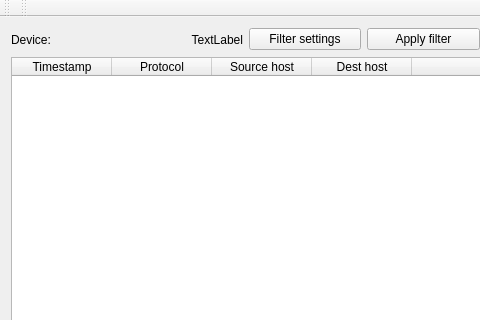
Above: mainwindow.ui from AONunan/FinalYearProject before the change; both pictures show x 0 to 480 and y 0 to 320 of the 729 by 590 pixel window. Below: the same form after it.
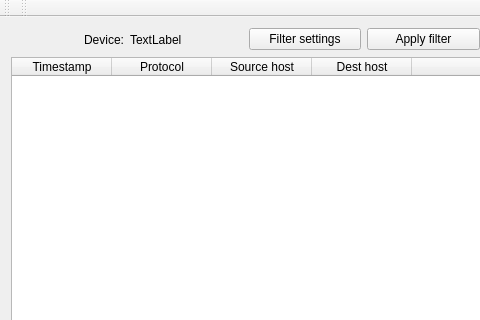
That is the form after the change.

Commit message: Added some tooltips to PacketInfoDialog window

```diff
--- a/mainwindow.ui
+++ b/mainwindow.ui
@@ -22,6 +22,9 @@
         <property name="text">
          <string>Device:</string>
         </property>
+        <property name="alignment">
+         <set>Qt::AlignRight|Qt::AlignTrailing|Qt::AlignVCenter</set>
+        </property>
        </widget>
       </item>
       <item>
@@ -36,7 +39,7 @@
          <string>TextLabel</string>
         </property>
         <property name="alignment">
-         <set>Qt::AlignRight|Qt::AlignTrailing|Qt::AlignVCenter</set>
+         <set>Qt::AlignLeading|Qt::AlignLeft|Qt::AlignVCenter</set>
         </property>
        </widget>
       </item>
```
The commit also changes 4 other files.
